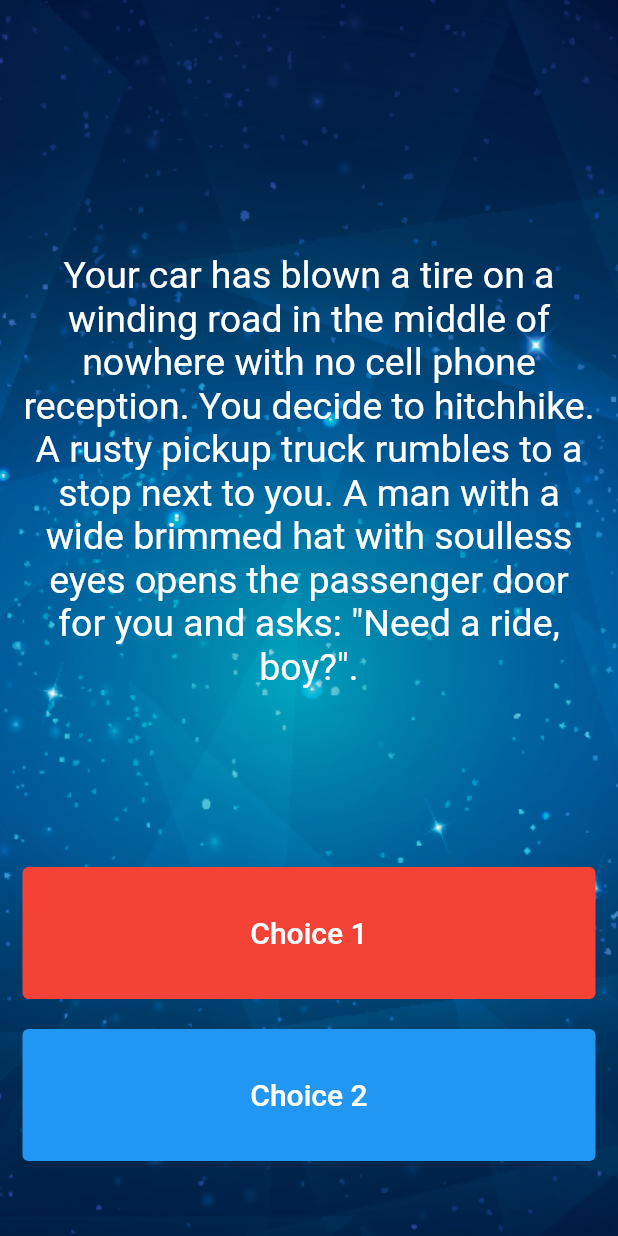
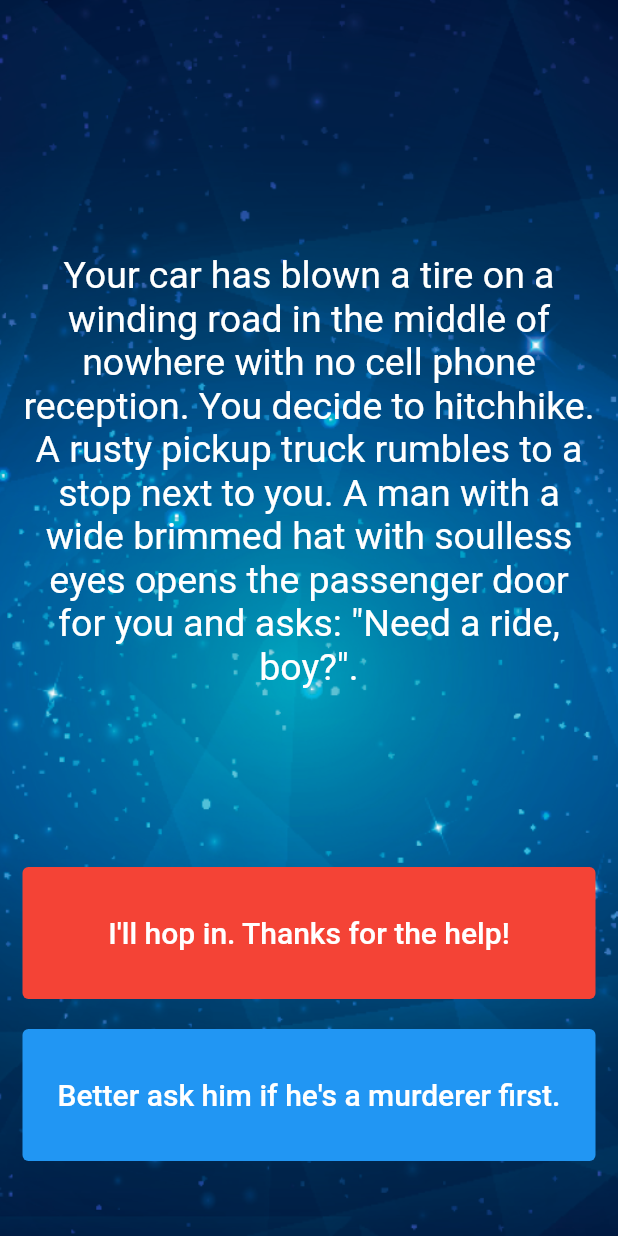
Before and after one commit to weeee9/destini-flutter, a Flutter app: the screen it shows after launch, on a phone screen of 412 x 824 dp. Run offline on Flutter 3.47's test engine with Material 2 defaults, Android fonts, the phone set to English and light mode, and no system bars.

Commit message:
feat: step: 11, 12, 13, 14: get choice from StoryBrain

```diff
--- a/lib/main.dart
+++ b/lib/main.dart
@@ -1,7 +1,5 @@
 import 'package:destini/story_brain.dart';
 import 'package:flutter/material.dart';
-
-//TODO: Step 15 - Run the app and see if you can see the screen update with the first story. Delete this TODO if it looks as you expected.
 
 void main() {
   runApp(const Destini());
@@ -72,8 +70,9 @@ class _StoryPageState extends State<StoryPage> {
                     foregroundColor: Colors.white,
                   ),
                   child: Text(
-                    "Choice 1",
-                    style: TextStyle(
+                    // Step 13 - Use the storyBrain to get the text for choice 1.
+                    storyBrain.getChoice1(),
+                    style: const TextStyle(
                       fontSize: 20.0,
                     ),
                   ),
@@ -96,9 +95,9 @@ class _StoryPageState extends State<StoryPage> {
                     foregroundColor: Colors.white,
                   ),
                   child: Text(
-                    //TODO: Step 14 - Use the storyBrain to get the text for choice 2.
-                    "Choice 2",
-                    style: TextStyle(
+                    // Step 14 - Use the storyBrain to get the text for choice 2.
+                    storyBrain.getChoice2(),
+                    style: const TextStyle(
                       fontSize: 20.0,
                     ),
                   ),
```
Also changed, not shown: lib/story_brain.dart (+10 -4 lines).
